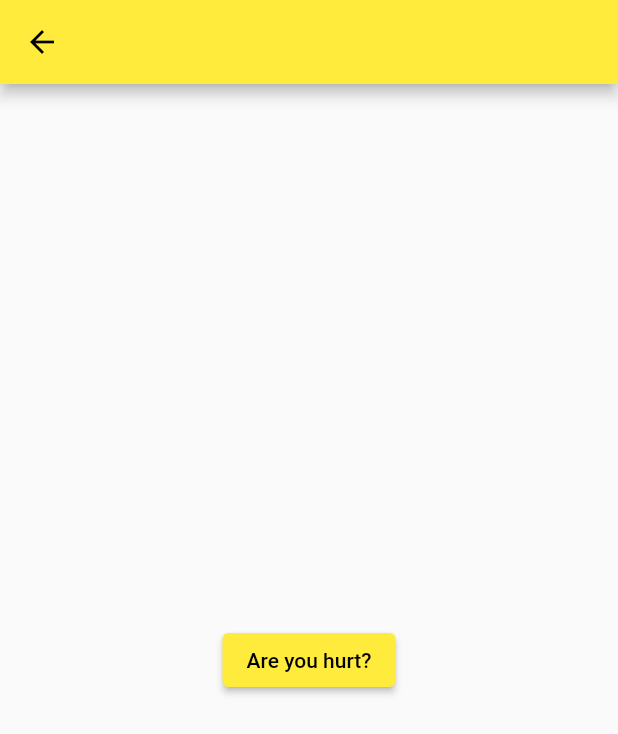
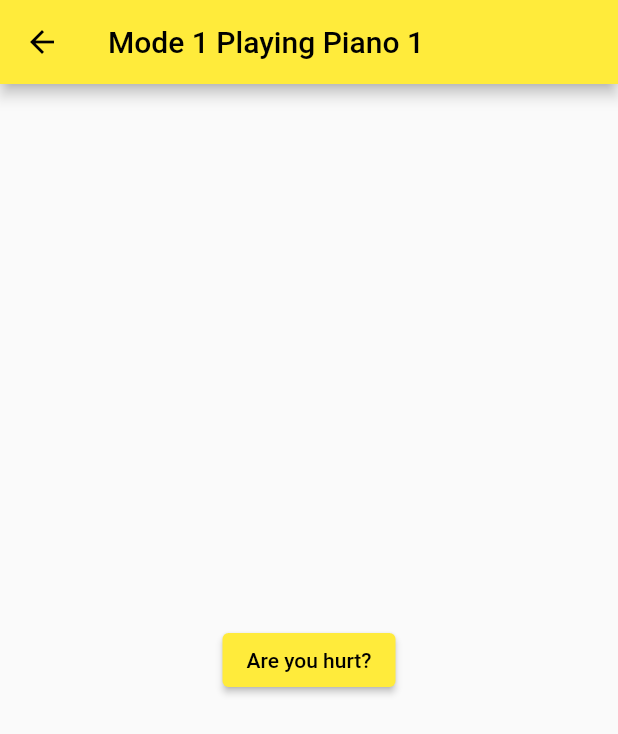
Before and after one commit to iamEmmaWang/piano_buddy, a Flutter app: the PlayerModes screen opened directly with sample values from the repository, after a tap on an icon or button, on a phone screen of 412 x 824 dp. Shown: the top 734 px of the screen. Run offline on Flutter 3.47's test engine with Material 2 defaults, Android fonts, the phone set to English and light mode, and no system bars; our stand-ins replace assets_audio_player.

Commit message:
Dynamic App Bar For Modes

```diff
--- a/lib/Pages/PlayerModes.dart
+++ b/lib/Pages/PlayerModes.dart
@@ -27,7 +27,7 @@ class PlayerModes extends StatelessWidget {
                 trailing: const Icon(Icons.menu),
                 onTap: (){
                   Navigator.push(
-                      context, MaterialPageRoute(builder: (context)=>const SongPlayer(modeval: data.modes[index].modeVal))
+                      context, MaterialPageRoute(builder: (context)=>SongPlayer(modeVal: data.modes[index].modeVal, playMode: data.modes[index].pianoPlay,))
                   );
                 },
               ),
--- a/lib/Pages/SongPlayer.dart
+++ b/lib/Pages/SongPlayer.dart
@@ -3,8 +3,9 @@ import 'package:assets_audio_player/assets_audio_player.dart';
 import 'package:piano_buddy/Models/Mode.dart';
 
 class SongPlayer extends StatefulWidget {
-  const SongPlayer({Key? key, required this.modeval}) : super(key: key);
-  final String modeval;
+  const SongPlayer({Key? key, required this.modeVal, required this.playMode}) : super(key: key);
+  final String modeVal;
+  final String playMode;
   @override
   State<SongPlayer> createState() => _SongPlayerState();
 }
@@ -19,7 +20,9 @@ class _SongPlayerState extends State<SongPlayer> {
   }
   Widget build(BuildContext context) {
     return Scaffold(
-      appBar: AppBar(),
+      appBar: AppBar(
+        title: Text("Mode ${widget.modeVal} Playing ${widget.playMode}"),
+      ),
       body: Center(
         child: ElevatedButton(onPressed: (){
           player.play();
```
